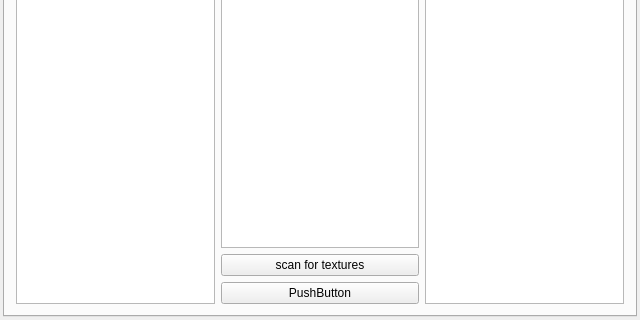
First picture: the form in widget.ui, repository hhrhhr/rp5l, before the edit; both pictures show x 0 to 640 and y 160 to 480 of the 640 by 480 pixel window.
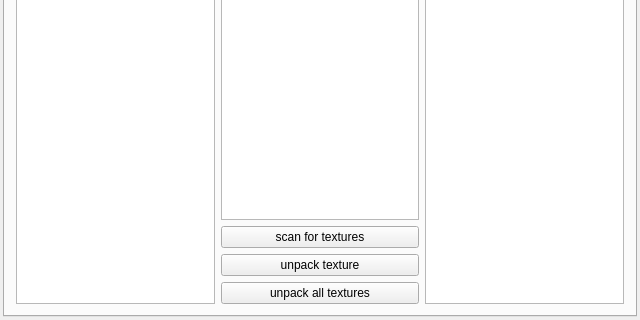
Second picture: the form after the edit. The open tabs and pages were chosen to show the change. Icons and pictures are not drawn.

Commit message: make dds texture from unpacked .tex

```diff
--- a/widget.ui
+++ b/widget.ui
@@ -227,7 +227,14 @@
           </widget>
          </item>
          <item>
-          <widget class="QListWidget" name="detailsList"/>
+          <widget class="QListWidget" name="detailsList">
+           <property name="showDropIndicator" stdset="0">
+            <bool>false</bool>
+           </property>
+           <property name="alternatingRowColors">
+            <bool>true</bool>
+           </property>
+          </widget>
          </item>
          <item>
           <widget class="QPushButton" name="scanTextures">
@@ -239,7 +246,14 @@
          <item>
           <widget class="QPushButton" name="pushButton_2">
            <property name="text">
-            <string>PushButton</string>
+            <string>unpack texture</string>
+           </property>
+          </widget>
+         </item>
+         <item>
+          <widget class="QPushButton" name="unpackAllTextures">
+           <property name="text">
+            <string>unpack all textures</string>
            </property>
           </widget>
          </item>
```
Left out of the diff: 17 changed lines with no effect on the pictures. The commit also changes 2 other files.
